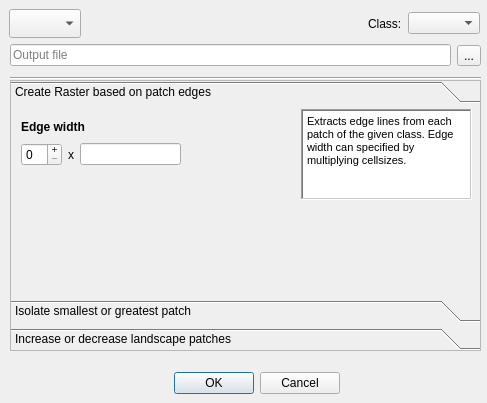
Qt form ui/dlg_LandscapeModifier.ui (Martin-Jung/LecoS) before a commit.
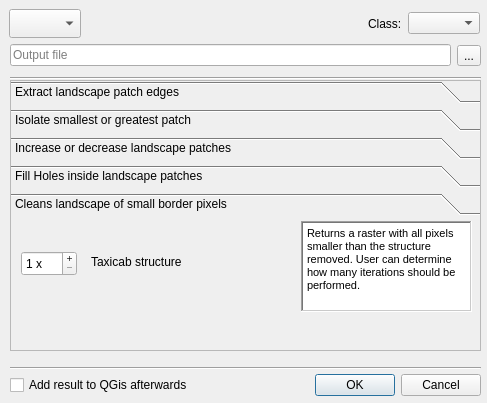
The same form after that commit. The open tabs and pages were chosen to show the change. Icons and pictures are not drawn.

What changed in the file:
```diff
--- a/ui/dlg_LandscapeModifier.ui
+++ b/ui/dlg_LandscapeModifier.ui
@@ -83,22 +83,6 @@
     <enum>Qt::Horizontal</enum>
    </property>
   </widget>
-  <widget class="QDialogButtonBox" name="buttonBox">
-   <property name="geometry">
-    <rect>
-     <x>160</x>
-     <y>370</y>
-     <width>180</width>
-     <height>27</height>
-    </rect>
-   </property>
-   <property name="orientation">
-    <enum>Qt::Horizontal</enum>
-   </property>
-   <property name="standardButtons">
-    <set>QDialogButtonBox::Cancel|QDialogButtonBox::Ok</set>
-   </property>
-  </widget>
   <widget class="QToolBox" name="box_RasCalc">
    <property name="geometry">
     <rect>
@@ -134,8 +118,8 @@
      <rect>
       <x>0</x>
       <y>0</y>
-      <width>467</width>
-      <height>177</height>
+      <width>469</width>
+      <height>119</height>
      </rect>
     </property>
     <attribute name="icon">
@@ -143,7 +127,7 @@
       <normaloff>:/Modify_Res/icons/img_EdgeExtract.png</normaloff>:/Modify_Res/icons/img_EdgeExtract.png</iconset>
     </attribute>
     <attribute name="label">
-     <string>Create Raster based on patch edges</string>
+     <string>Extract landscape patch edges</string>
     </attribute>
     <widget class="QTextEdit" name="helpText">
      <property name="geometry">
@@ -194,7 +178,7 @@
 &lt;html&gt;&lt;head&gt;&lt;meta name=&quot;qrichtext&quot; content=&quot;1&quot; /&gt;&lt;style type=&quot;text/css&quot;&gt;
 p, li { white-space: pre-wrap; }
 &lt;/style&gt;&lt;/head&gt;&lt;body style=&quot; font-family:'Sans'; font-size:10pt; font-weight:400; font-style:normal;&quot;&gt;
-&lt;p style=&quot; margin-top:0px; margin-bottom:0px; margin-left:0px; margin-right:0px; -qt-block-indent:0; text-indent:0px;&quot;&gt;&lt;span style=&quot; font-size:8pt;&quot;&gt;Extracts edge lines from each patch of the given class. Edge width can specified by multiplying cellsizes.&lt;/span&gt;&lt;/p&gt;&lt;/body&gt;&lt;/html&gt;</string>
+&lt;p style=&quot; margin-top:0px; margin-bottom:0px; margin-left:0px; margin-right:0px; -qt-block-indent:0; text-indent:0px;&quot;&gt;&lt;span style=&quot; font-size:8pt;&quot;&gt;Extracts edges from each patch of the given class. Edge width can specified by multiplying the cellsize.&lt;/span&gt;&lt;/p&gt;&lt;/body&gt;&lt;/html&gt;</string>
      </property>
      <property name="textInteractionFlags">
       <set>Qt::NoTextInteraction</set>
@@ -215,6 +199,12 @@
         <property name="buttonSymbols">
          <enum>QAbstractSpinBox::PlusMinus</enum>
         </property>
+        <property name="minimum">
+         <number>1</number>
+        </property>
+        <property name="value">
+         <number>1</number>
+        </property>
        </widget>
       </item>
       <item>
@@ -453,6 +443,180 @@
      </layout>
     </widget>
    </widget>
+   <widget class="QWidget" name="fillHoles">
+    <property name="geometry">
+     <rect>
+      <x>0</x>
+      <y>0</y>
+      <width>469</width>
+      <height>119</height>
+     </rect>
+    </property>
+    <attribute name="icon">
+     <iconset resource="res_PatchModify.qrc">
+      <normaloff>:/Modify_Res/icons/img_closeHole.png</normaloff>:/Modify_Res/icons/img_closeHole.png</iconset>
+    </attribute>
+    <attribute name="label">
+     <string>Fill Holes inside landscape patches</string>
+    </attribute>
+    <widget class="QTextEdit" name="helpText_4">
+     <property name="geometry">
+      <rect>
+       <x>290</x>
+       <y>0</y>
+       <width>171</width>
+       <height>91</height>
+      </rect>
+     </property>
+     <property name="sizePolicy">
+      <sizepolicy hsizetype="Fixed" vsizetype="Fixed">
+       <horstretch>0</horstretch>
+       <verstretch>0</verstretch>
+      </sizepolicy>
+     </property>
+     <property name="font">
+      <font>
+       <stylestrategy>PreferDefault</stylestrategy>
+      </font>
+     </property>
+     <property name="layoutDirection">
+      <enum>Qt::RightToLeft</enum>
+     </property>
+     <property name="frameShape">
+      <enum>QFrame::WinPanel</enum>
+     </property>
+     <property name="lineWidth">
+      <number>0</number>
+     </property>
+     <property name="midLineWidth">
+      <number>0</number>
+     </property>
+     <property name="verticalScrollBarPolicy">
+      <enum>Qt::ScrollBarAsNeeded</enum>
+     </property>
+     <property name="horizontalScrollBarPolicy">
+      <enum>Qt::ScrollBarAlwaysOff</enum>
+     </property>
+     <property name="lineWrapMode">
+      <enum>QTextEdit::WidgetWidth</enum>
+     </property>
+     <property name="readOnly">
+      <bool>true</bool>
+     </property>
+     <property name="html">
+      <string>&lt;!DOCTYPE HTML PUBLIC &quot;-//W3C//DTD HTML 4.0//EN&quot; &quot;http://www.w3.org/TR/REC-html40/strict.dtd&quot;&gt;
+&lt;html&gt;&lt;head&gt;&lt;meta name=&quot;qrichtext&quot; content=&quot;1&quot; /&gt;&lt;style type=&quot;text/css&quot;&gt;
+p, li { white-space: pre-wrap; }
+&lt;/style&gt;&lt;/head&gt;&lt;body style=&quot; font-family:'Sans'; font-size:10pt; font-weight:400; font-style:normal;&quot;&gt;
+&lt;p style=&quot; margin-top:0px; margin-bottom:0px; margin-left:0px; margin-right:0px; -qt-block-indent:0; text-indent:0px;&quot;&gt;&lt;span style=&quot; font-size:8pt;&quot;&gt;Closes holes (inner rings) in all patches of the specified landcover class&lt;/span&gt;&lt;/p&gt;&lt;/body&gt;&lt;/html&gt;</string>
+     </property>
+     <property name="textInteractionFlags">
+      <set>Qt::NoTextInteraction</set>
+     </property>
+    </widget>
+   </widget>
+   <widget class="QWidget" name="cleanPixel">
+    <attribute name="icon">
+     <iconset resource="res_PatchModify.qrc">
+      <normaloff>:/Modify_Res/icons/img_CleanRas.png</normaloff>:/Modify_Res/icons/img_CleanRas.png</iconset>
+    </attribute>
+    <attribute name="label">
+     <string>Cleans landscape of small border pixels</string>
+    </attribute>
+    <widget class="QTextEdit" name="helpText_5">
+     <property name="geometry">
+      <rect>
+       <x>290</x>
+       <y>0</y>
+       <width>171</width>
+       <height>91</height>
+      </rect>
+     </property>
+     <property name="sizePolicy">
+      <sizepolicy hsizetype="Fixed" vsizetype="Fixed">
+       <horstretch>0</horstretch>
+       <verstretch>0</verstretch>
+      </sizepolicy>
+     </property>
+     <property name="font">
+      <font>
+       <stylestrategy>PreferDefault</stylestrategy>
+      </font>
+     </property>
+     <property name="layoutDirection">
+      <enum>Qt::RightToLeft</enum>
+     </property>
+     <property name="frameShape">
+      <enum>QFrame::WinPanel</enum>
+     </property>
+     <property name="lineWidth">
+      <number>0</number>
+     </property>
+     <property name="midLineWidth">
+      <number>0</number>
+     </property>
+     <property name="verticalScrollBarPolicy">
+      <enum>Qt::ScrollBarAsNeeded</enum>
+     </property>
+     <property name="horizontalScrollBarPolicy">
+      <enum>Qt::ScrollBarAlwaysOff</enum>
+     </property>
+     <property name="lineWrapMode">
+      <enum>QTextEdit::WidgetWidth</enum>
+     </property>
+     <property name="readOnly">
+      <bool>true</bool>
+     </property>
+     <property name="html">
+      <string>&lt;!DOCTYPE HTML PUBLIC &quot;-//W3C//DTD HTML 4.0//EN&quot; &quot;http://www.w3.org/TR/REC-html40/strict.dtd&quot;&gt;
+&lt;html&gt;&lt;head&gt;&lt;meta name=&quot;qrichtext&quot; content=&quot;1&quot; /&gt;&lt;style type=&quot;text/css&quot;&gt;
+p, li { white-space: pre-wrap; }
+&lt;/style&gt;&lt;/head&gt;&lt;body style=&quot; font-family:'Sans'; font-size:10pt; font-weight:400; font-style:normal;&quot;&gt;
+&lt;p style=&quot; margin-top:0px; margin-bottom:0px; margin-left:0px; margin-right:0px; -qt-block-indent:0; text-indent:0px;&quot;&gt;&lt;span style=&quot; font-size:8pt;&quot;&gt;Returns a raster with all pixels smaller than the structure removed. User can determine how many iterations should be performed.&lt;/span&gt;&lt;/p&gt;&lt;/body&gt;&lt;/html&gt;</string>
+     </property>
+     <property name="textInteractionFlags">
+      <set>Qt::NoTextInteraction</set>
+     </property>
+    </widget>
+    <widget class="QSpinBox" name="sp_CleanIter">
+     <property name="geometry">
+      <rect>
+       <x>10</x>
+       <y>30</y>
+       <width>56</width>
+       <height>25</height>
+      </rect>
+     </property>
+     <property name="buttonSymbols">
+      <enum>QAbstractSpinBox::PlusMinus</enum>
+     </property>
+     <property name="suffix">
+      <string> x</string>
+     </property>
+     <property name="prefix">
+      <string/>
+     </property>
+     <property name="minimum">
+      <number>1</number>
+     </property>
+     <property name="value">
+      <number>1</number>
+     </property>
+    </widget>
+    <widget class="QLabel" name="label_2">
+     <property name="geometry">
+      <rect>
+       <x>80</x>
+       <y>30</y>
+       <width>151</width>
+       <height>21</height>
+      </rect>
+     </property>
+     <property name="text">
+      <string>Taxicab structure</string>
+     </property>
+    </widget>
+   </widget>
   </widget>
   <widget class="QWidget" name="horizontalLayoutWidget_2">
    <property name="geometry">
@@ -486,6 +650,61 @@
     </item>
    </layout>
   </widget>
+  <widget class="QWidget" name="horizontalLayoutWidget_5">
+   <property name="geometry">
+    <rect>
+     <x>10</x>
+     <y>370</y>
+     <width>471</width>
+     <height>31</height>
+    </rect>
+   </property>
+   <layout class="QHBoxLayout" name="horizontalLayout_5">
+    <item>
+     <widget class="QCheckBox" name="addToToc">
+      <property name="text">
+       <string>Add result to QGis afterwards</string>
+      </property>
+     </widget>
+    </item>
+    <item>
+     <spacer name="horizontalSpacer_2">
+      <property name="orientation">
+       <enum>Qt::Horizontal</enum>
+      </property>
+      <property name="sizeHint" stdset="0">
+       <size>
+        <width>40</width>
+        <height>20</height>
+       </size>
+      </property>
+     </spacer>
+    </item>
+    <item>
+     <widget class="QDialogButtonBox" name="buttonBox">
+      <property name="orientation">
+       <enum>Qt::Horizontal</enum>
+      </property>
+      <property name="standardButtons">
+       <set>QDialogButtonBox::Cancel|QDialogButtonBox::Ok</set>
+      </property>
+     </widget>
+    </item>
+   </layout>
+  </widget>
+  <widget class="Line" name="line_2">
+   <property name="geometry">
+    <rect>
+     <x>10</x>
+     <y>360</y>
+     <width>471</width>
+     <height>16</height>
+    </rect>
+   </property>
+   <property name="orientation">
+    <enum>Qt::Horizontal</enum>
+   </property>
+  </widget>
  </widget>
  <resources>
   <include location="res_PatchModify.qrc"/>
```
Left out of the diff: 55 changed lines with no effect on the pictures.
